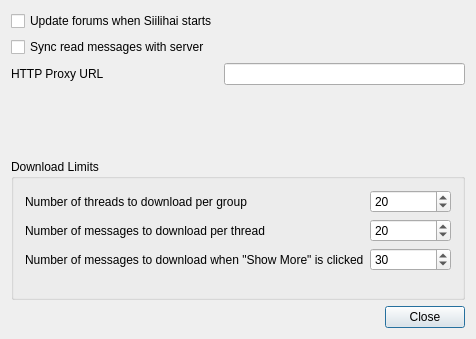
Above: src/reader/settingsdialog.ui from vranki/siilihai-client before the change. Below: the same form after it.
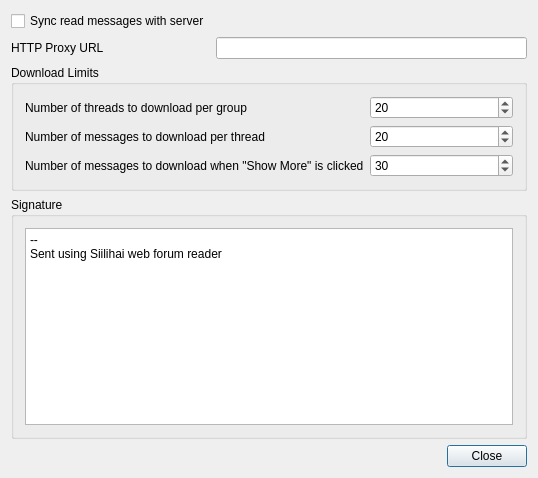
That is the form after the change.

```diff
--- a/src/reader/settingsdialog.ui
+++ b/src/reader/settingsdialog.ui
@@ -6,40 +6,36 @@
    <rect>
     <x>0</x>
     <y>0</y>
-    <width>476</width>
-    <height>339</height>
+    <width>538</width>
+    <height>478</height>
    </rect>
   </property>
   <property name="windowTitle">
    <string>Settings</string>
   </property>
-  <layout class="QVBoxLayout" name="verticalLayout">
+  <layout class="QVBoxLayout" name="verticalLayout_2">
    <item>
     <layout class="QFormLayout" name="formLayout">
+     <property name="fieldGrowthPolicy">
+      <enum>QFormLayout::AllNonFixedFieldsGrow</enum>
+     </property>
      <item row="0" column="0">
-      <widget class="QCheckBox" name="updateAutomatically">
+      <widget class="QCheckBox" name="enableSyncing">
        <property name="text">
-        <string>Update forums when Siilihai starts</string>
+        <string>Sync read messages with server</string>
        </property>
       </widget>
      </item>
-     <item row="2" column="0">
+     <item row="1" column="0">
       <widget class="QLabel" name="label">
        <property name="text">
         <string>HTTP Proxy URL</string>
        </property>
       </widget>
      </item>
-     <item row="2" column="1">
+     <item row="1" column="1">
       <widget class="QLineEdit" name="httpProxy"/>
      </item>
-     <item row="1" column="0">
-      <widget class="QCheckBox" name="enableSyncing">
-       <property name="text">
-        <string>Sync read messages with server</string>
-       </property>
-      </widget>
-     </item>
     </layout>
    </item>
    <item>
@@ -108,6 +104,23 @@
      </layout>
     </widget>
    </item>
+   <item>
+    <widget class="QGroupBox" name="groupBox_2">
+     <property name="title">
+      <string>Signature</string>
+     </property>
+     <layout class="QVBoxLayout" name="verticalLayout">
+      <item>
+       <widget class="QPlainTextEdit" name="signatureEdit">
+        <property name="plainText">
+         <string>--
+Sent using Siilihai web forum reader</string>
+        </property>
+       </widget>
+      </item>
+     </layout>
+    </widget>
+   </item>
    <item>
     <layout class="QHBoxLayout" name="horizontalLayout">
      <item>
```
